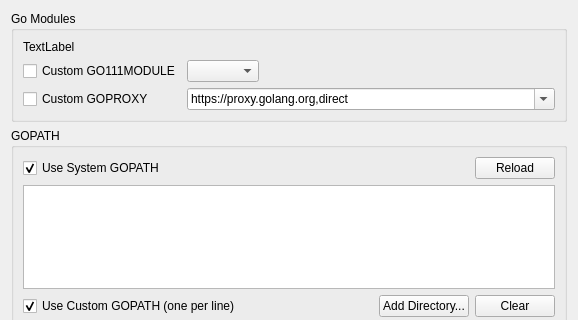
visualfc/liteide, file liteidex/src/plugins/golangpackage/setupgopathdialog.ui: the form before one commit; both pictures show x 0 to 578 and y 0 to 320 of the 578 by 478 pixel window.
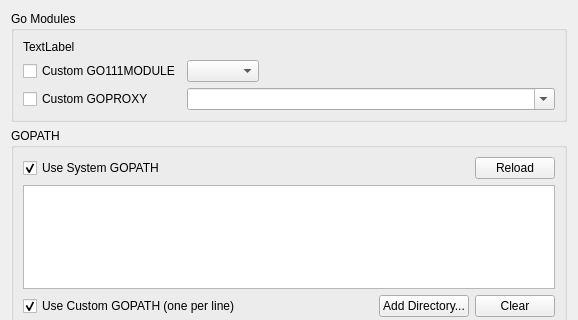
The form after the commit.

Commit message: golangpackge: add GOPROXY add goproxy.cn

```diff
--- a/liteidex/src/plugins/golangpackage/setupgopathdialog.ui
+++ b/liteidex/src/plugins/golangpackage/setupgopathdialog.ui
@@ -64,16 +64,6 @@
           <property name="editable">
            <bool>true</bool>
           </property>
-          <item>
-           <property name="text">
-            <string notr="true">https://proxy.golang.org,direct</string>
-           </property>
-          </item>
-          <item>
-           <property name="text">
-            <string notr="true">https://goproxy.io</string>
-           </property>
-          </item>
          </widget>
         </item>
        </layout>
```
The commit also changes 1 other file.
